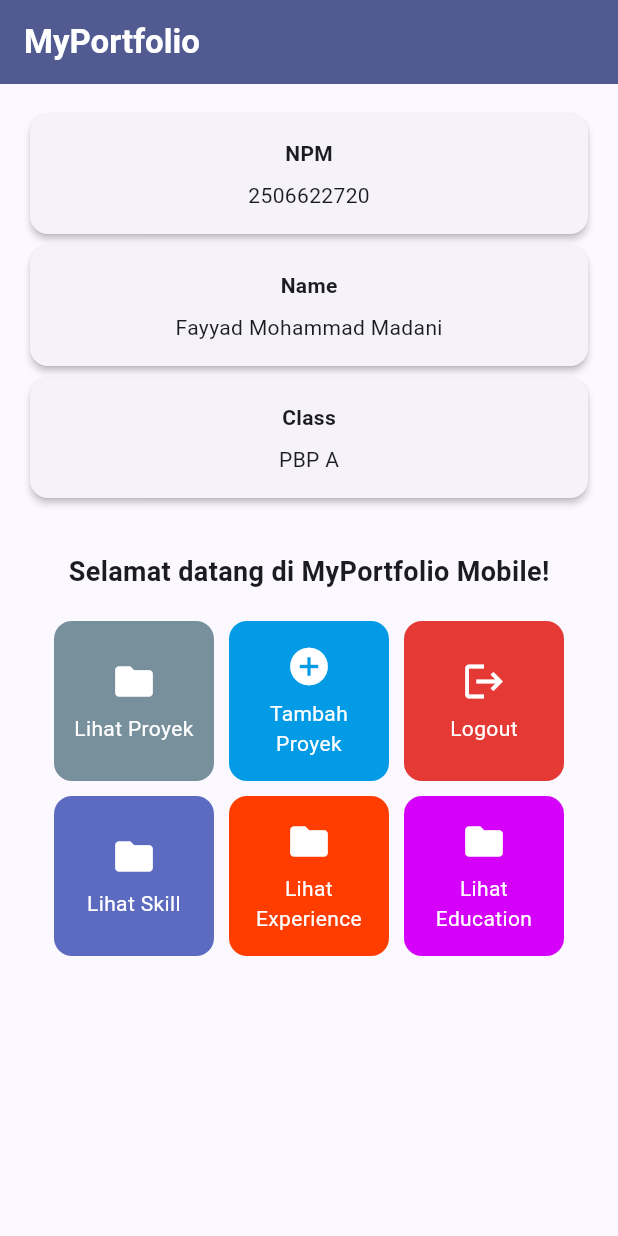
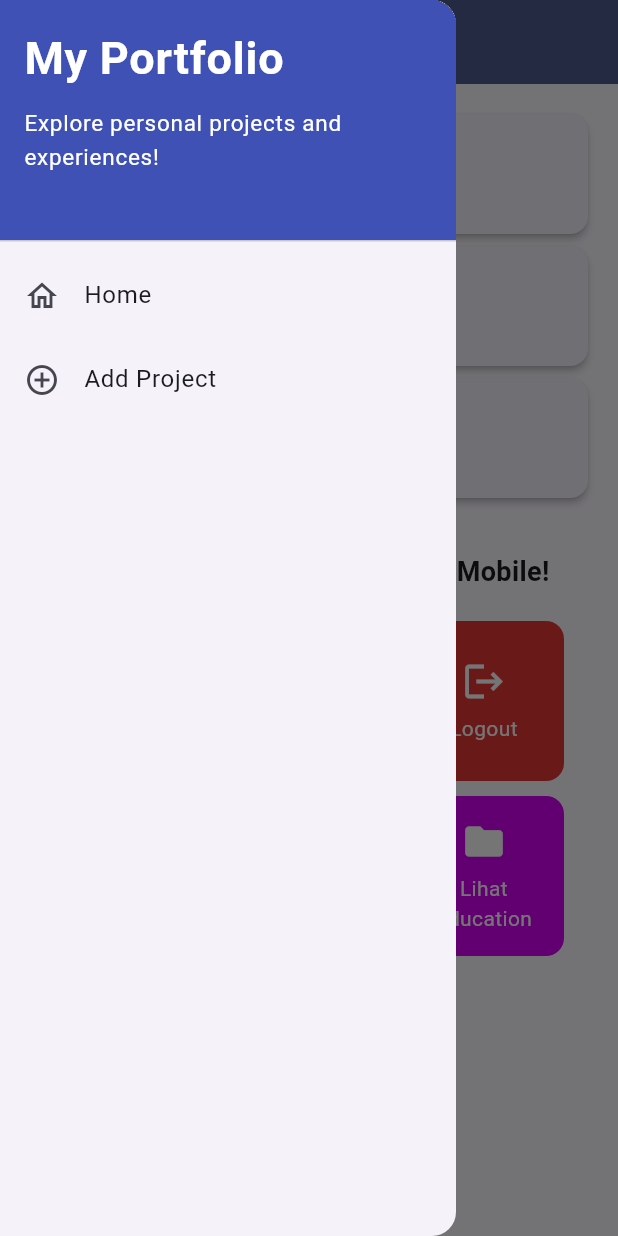
Before and after one commit to fayyadmmadani/myportofolio_mobile, a Flutter app: the screen it shows after launch, with the side drawer open (before the commit the screen has no drawer), on a phone screen of 412 x 824 dp. Run offline on Flutter 3.47's test engine with Material 3 defaults, Android fonts, the phone set to English and light mode, and no system bars.

Commit message:
Tutorial 09: Flutter Navigation, Layouts, Forms, and Input Elements

```diff
--- a/lib/main.dart
+++ b/lib/main.dart
@@ -1,5 +1,5 @@
 import 'package:flutter/material.dart';
-import 'package:myportofolio_mobile/menu.dart';
+import 'package:myportofolio_mobile/screens/menu.dart';
 
 void main() {
   runApp(const MyApp());
--- a/lib/menu.dart
+++ /dev/null
@@ -1,172 +0,0 @@
-import 'package:flutter/material.dart';
-
-class MyHomePage extends StatelessWidget {
-  MyHomePage({super.key});
-
-  final String npm = "2506622720";
-  final String nama = "Fayyad Mohammad Madani";
-  final String kelas = "PBP A";
-
-  final List<ItemHomepage> items = [
-    ItemHomepage("Lihat Proyek", Icons.folder, Colors.blueGrey.shade400),
-    ItemHomepage("Tambah Proyek", Icons.add_circle, Colors.lightBlue.shade600),
-    ItemHomepage("Logout", Icons.logout, Colors.red.shade600),
-    ItemHomepage("Lihat Skill", Icons.folder, Colors.indigo.shade400),
-    ItemHomepage("Lihat Experience", Icons.folder, Colors.deepOrangeAccent.shade400),
-    ItemHomepage("Lihat Education", Icons.folder, Colors.purpleAccent.shade400),
-  ];
-
-  @override
-  Widget build(BuildContext context) {
-    // Scaffold menyediakan struktur visual dasar halaman (AppBar, Body, SnackBar).
-    return Scaffold(
-      // AppBar menampilkan bar bagian atas halaman aplikasi.
-      appBar: AppBar(
-        title: const Text(
-          'MyPortfolio',
-          style: TextStyle(color: Colors.white, fontWeight: FontWeight.bold),
-        ),
-        backgroundColor: Theme.of(context).colorScheme.primary,
-      ),
-      // Body halaman utama dengan padding di sekelilingnya.
-      body: SingleChildScrollView(
-        child: Padding(
-        padding: const EdgeInsets.all(16.0),
-        child: Column(
-          crossAxisAlignment: CrossAxisAlignment.center,
-          children: [
-            // Mengurutkan dalam satu kolom
-            Column(
-              mainAxisAlignment: MainAxisAlignment.spaceEvenly,
-              children: [
-                InfoCard(title: 'NPM', content: npm),
-                InfoCard(title: 'Name', content: nama),
-                InfoCard(title: 'Class', content: kelas),
-              ],
-            ),
-
-            const SizedBox(height: 16.0),
-
-            // Bagian tengah: pesan sambutan dan kisi tombol menu portofolio.
-            Center(
-              child: Column(
-                children: [
-                  const Padding(
-                    padding: EdgeInsets.only(top: 16.0),
-                    child: Text(
-                      'Selamat datang di MyPortfolio Mobile!',
-                      style: TextStyle(
-                        fontWeight: FontWeight.bold,
-                        fontSize: 18.0,
-                      ),
-                    ),
-                  ),
-
-                  // GridView menampilkan kartu tombol dalam tata letak kisi 3 kolom.
-                  GridView.count(
-                    primary: false,
-                    physics: const NeverScrollableScrollPhysics(),
-                    padding: const EdgeInsets.all(20),
-                    crossAxisSpacing: 10,
-                    mainAxisSpacing: 10,
-                    crossAxisCount: 3,
-                    // shrinkWrap agar ukuran kisi menyesuaikan tinggi konten anak.
-                    shrinkWrap: true,
-                    children: items.map((ItemHomepage item) {
-                      return ItemCard(item);
-                    }).toList(),
-                  ),
-                ],
-              ),
-            ),
-          ],
-        ),
-      ),
-      )
-    );
-  }
-}
-
-class ItemHomepage {
-  final String name;
-  final IconData icon;
-  final Color color;
-
-  ItemHomepage(this.name, this.icon, this.color);
-}
-
-class InfoCard extends StatelessWidget {
-  // Kartu informasi yang menampilkan judul (title) dan isi (content).
-  final String title;
-  final String content;
-
-  const InfoCard({super.key, required this.title, required this.content});
-
-  @override
-  Widget build(BuildContext context) {
-    return Card(
-      // Memberikan efek bayangan kartu elevasi 2 unit.
-      elevation: 2.0,
-      child: Container(
-        // Menyesuaikan lebar kartu dengan proporsi layar (dibagi 3.5).
-        width: double.infinity,
-        padding: const EdgeInsets.all(16.0),
-        // Menyusun teks title dan content secara vertikal.
-        child: Column(
-          children: [
-            Text(title, style: const TextStyle(fontWeight: FontWeight.bold)),
-            const SizedBox(height: 8.0),
-            Text(content),
-          ],
-        ),
-      ),
-    );
-  }
-}
-
-class ItemCard extends StatelessWidget {
-  final ItemHomepage item;
-
-  const ItemCard(this.item, {super.key});
-
-  @override
-  Widget build(BuildContext context) {
-    return Material(
-      // Menggunakan warna sekunder dari skema tema aplikasi.
-      color: item.color,
-      borderRadius: BorderRadius.circular(12),
-      child: InkWell(
-        // Aksi ketika kartu ditekan oleh pengguna.
-        onTap: () {
-          // Menampilkan SnackBar dengan pesan interaktif.
-          ScaffoldMessenger.of(context)
-            ..hideCurrentSnackBar()
-            ..showSnackBar(
-              SnackBar(
-                content: Text("Kamu telah menekan tombol ${item.name}!"),
-                backgroundColor: item.color,
-                behavior: SnackBarBehavior.floating,
-              ),
-            );
-        },
-        child: Container(
-          padding: const EdgeInsets.all(8),
-          child: Center(
-            child: Column(
-              mainAxisAlignment: MainAxisAlignment.center,
-              children: [
-                Icon(item.icon, color: Colors.white, size: 30.0),
-                const Padding(padding: EdgeInsets.all(3)),
-                Text(
-                  item.name,
-                  textAlign: TextAlign.center,
-                  style: const TextStyle(color: Colors.white),
-                ),
-              ],
-            ),
-          ),
-        ),
-      ),
-    );
-  }
-}
--- /dev/null
+++ b/lib/screens/menu.dart
@@ -0,0 +1,133 @@
+import 'package:flutter/material.dart';
+import 'package:myportofolio_mobile/widgets/left_drawer.dart';
+import 'package:myportofolio_mobile/widgets/project_card.dart';
+
+class MyHomePage extends StatelessWidget {
+  MyHomePage({super.key});
+
+  final String npm = "2506622720";
+  final String nama = "Fayyad Mohammad Madani";
+  final String kelas = "PBP A";
+
+  final List<ItemHomepage> items = [
+    ItemHomepage("Lihat Proyek", Icons.folder, Colors.blueGrey.shade400),
+    ItemHomepage("Tambah Proyek", Icons.add_circle, Colors.lightBlue.shade600),
+    ItemHomepage("Logout", Icons.logout, Colors.red.shade600),
+    ItemHomepage("Lihat Skill", Icons.folder, Colors.indigo.shade400),
+    ItemHomepage(
+      "Lihat Experience",
+      Icons.folder,
+      Colors.deepOrangeAccent.shade400,
+    ),
+    ItemHomepage("Lihat Education", Icons.folder, Colors.purpleAccent.shade400),
+  ];
+
+  @override
+  Widget build(BuildContext context) {
+    // Scaffold menyediakan struktur visual dasar halaman (AppBar, Body, SnackBar).
+    return Scaffold(
+      // AppBar menampilkan bar bagian atas halaman aplikasi.
+      appBar: AppBar(
+        title: const Text(
+          'MyPortfolio',
+          style: TextStyle(color: Colors.white, fontWeight: FontWeight.bold),
+        ),
+        backgroundColor: Theme.of(context).colorScheme.primary,
+        iconTheme: const IconThemeData(color: Colors.white),
+      ),
+      drawer: const LeftDrawer(),
+      // Body halaman utama dengan padding di sekelilingnya.
+      body: SingleChildScrollView(
+        child: Padding(
+          padding: const EdgeInsets.all(16.0),
+          child: Column(
+            crossAxisAlignment: CrossAxisAlignment.center,
+            children: [
+              // Mengurutkan dalam satu kolom
+              Column(
+                mainAxisAlignment: MainAxisAlignment.spaceEvenly,
+                children: [
+                  InfoCard(title: 'NPM', content: npm),
+                  InfoCard(title: 'Name', content: nama),
+                  InfoCard(title: 'Class', content: kelas),
+                ],
+              ),
+
+              const SizedBox(height: 16.0),
+
+              // Bagian tengah: pesan sambutan dan kisi tombol menu portofolio.
+              Center(
+                child: Column(
+                  children: [
+                    const Padding(
+                      padding: EdgeInsets.only(top: 16.0),
+                      child: Text(
+                        'Selamat datang di MyPortfolio Mobile!',
+                        style: TextStyle(
+                          fontWeight: FontWeight.bold,
+                          fontSize: 18.0,
+                        ),
+                      ),
+                    ),
+
+                    // GridView menampilkan kartu tombol dalam tata letak kisi 3 kolom.
+                    GridView.count(
+                      primary: false,
+                      physics: const NeverScrollableScrollPhysics(),
+                      padding: const EdgeInsets.all(20),
+                      crossAxisSpacing: 10,
+                      mainAxisSpacing: 10,
+                      crossAxisCount: 3,
+                      // shrinkWrap agar ukuran kisi menyesuaikan tinggi konten anak.
+                      shrinkWrap: true,
+                      children: items.map((ItemHomepage item) {
+                        return ItemCard(item);
+                      }).toList(),
+                    ),
+                  ],
+                ),
+              ),
+            ],
+          ),
+        ),
+      ),
+    );
+  }
+}
+
+class ItemHomepage {
+  final String name;
+  final IconData icon;
+  final Color color;
+
+  ItemHomepage(this.name, this.icon, this.color);
+}
+
+class InfoCard extends StatelessWidget {
+  // Kartu informasi yang menampilkan judul (title) dan isi (content).
+  final String title;
+  final String content;
+
+  const InfoCard({super.key, required this.title, required this.content});
+
+  @override
+  Widget build(BuildContext context) {
+    return Card(
+      // Memberikan efek bayangan kartu elevasi 2 unit.
+      elevation: 2.0,
+      child: Container(
+        // Menyesuaikan lebar kartu dengan proporsi layar (dibagi 3.5).
+        width: double.infinity,
+        padding: const EdgeInsets.all(16.0),
+        // Menyusun teks title dan content secara vertikal.
+        child: Column(
+          children: [
+            Text(title, style: const TextStyle(fontWeight: FontWeight.bold)),
+            const SizedBox(height: 8.0),
+            Text(content),
+          ],
+        ),
+      ),
+    );
+  }
+}
--- /dev/null
+++ b/lib/widgets/left_drawer.dart
@@ -0,0 +1,62 @@
+import 'package:flutter/material.dart';
+import 'package:myportofolio_mobile/screens/menu.dart';
+import 'package:myportofolio_mobile/screens/project_form.dart';
+
+class LeftDrawer extends StatelessWidget {
+  const LeftDrawer({super.key});
+
+  @override
+  Widget build(BuildContext context) {
+    return Drawer(
+      child: ListView(
+        children: [
+          DrawerHeader(
+            decoration: BoxDecoration(color: Colors.indigo),
+            child: Column(
+              crossAxisAlignment: CrossAxisAlignment.start,
+              children: [
+                Text(
+                  'My Portfolio',
+                  style: TextStyle(
+                    fontSize: 30,
+                    fontWeight: FontWeight.bold,
+                    color: Colors.white,
+                  ),
+                ),
+                SizedBox(height: 10),
+                Text(
+                  'Explore personal projects and experiences!',
+                  style: TextStyle(fontSize: 15, color: Colors.white),
+                ),
+              ],
+            ),
+          ),
+          // Navigasi Home
+          ListTile(
+            leading: const Icon(Icons.home_outlined),
+            title: const Text('Home'),
+            onTap: () {
+              Navigator.pushReplacement(
+                context,
+                MaterialPageRoute(builder: (context) => MyHomePage()),
+              );
+            }, // Kita isi logika navigasinya di bawah
+          ),
+          // Navigasi Add Project
+          ListTile(
+            leading: Icon(Icons.add_circle_outline),
+            title: Text('Add Project'),
+            onTap: () {
+              Navigator.pushReplacement(
+                context,
+                MaterialPageRoute(
+                  builder: (context) => const ProjectFormPage(),
+                ),
+              );
+            }, // Placeholder dulu, akan dihubungkan di Tahap 2
+          ),
+        ],
+      ),
+    );
+  }
+}
--- /dev/null
+++ b/lib/widgets/project_card.dart
@@ -0,0 +1,54 @@
+import 'package:flutter/material.dart';
+import 'package:myportofolio_mobile/screens/menu.dart';
+import 'package:myportofolio_mobile/screens/project_form.dart';
+
+class ItemCard extends StatelessWidget {
+  final ItemHomepage item;
+
+  const ItemCard(this.item, {super.key});
+
+  @override
+  Widget build(BuildContext context) {
+    return Material(
+      color: item.color,
+      borderRadius: BorderRadius.circular(12),
+      child: InkWell(
+        onTap: () {
+          ScaffoldMessenger.of(context)
+            ..hideCurrentSnackBar()
+            ..showSnackBar(
+              SnackBar(
+                content: Text("Kamu telah menekan tombol ${item.name}!"),
+                backgroundColor: item.color,
+                behavior: SnackBarBehavior.floating,
+              ),
+            );
+
+          if (item.name == "Tambah Proyek") {
+            Navigator.push(
+              context,
+              MaterialPageRoute(builder: (context) => const ProjectFormPage()),
+            );
+          }
+        },
+        child: Container(
+          padding: const EdgeInsets.all(8),
+          child: Center(
+            child: Column(
+              mainAxisAlignment: MainAxisAlignment.center,
+              children: [
+                Icon(item.icon, color: Colors.white, size: 30.0),
+                const Padding(padding: EdgeInsets.all(3)),
+                Text(
+                  item.name,
+                  textAlign: TextAlign.center,
+                  style: const TextStyle(color: Colors.white),
+                ),
+              ],
+            ),
+          ),
+        ),
+      ),
+    );
+  }
+}
```
Also changed, not shown: lib/screens/project_form.dart (added, +214 -0 lines).
